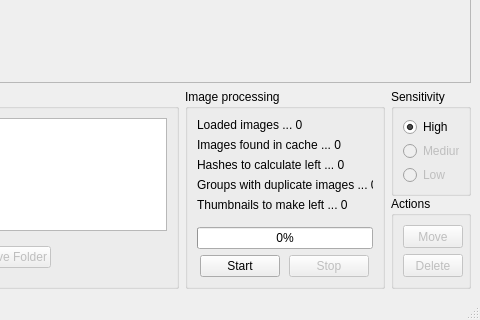
The window that doppelganger/gui.ui (max-dw-i/myfyrio) describes before a commit, drawn with Qt 5; both pictures show x 160 to 640 and y 160 to 480 of the 640 by 480 pixel window.
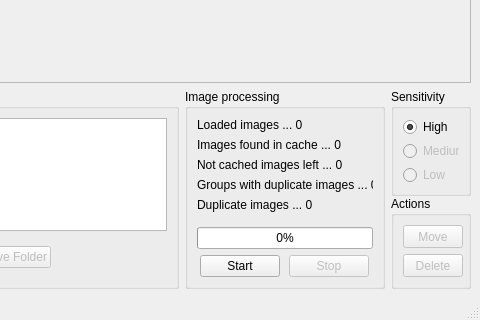
The same window after the commit.

Commit message: Change a few labels' text

What changed in the file:
```diff
--- a/doppelganger/gui.ui
+++ b/doppelganger/gui.ui
@@ -284,7 +284,7 @@
              <item>
               <widget class="QLabel" name="remainingPicLabel">
                <property name="text">
-                <string>Hashes to calculate left ... 0</string>
+                <string>Not cached images left ... 0</string>
                </property>
               </widget>
              </item>
@@ -310,7 +310,7 @@
              <item>
               <widget class="QLabel" name="thumbnailsLabel">
                <property name="text">
-                <string>Thumbnails to make left ... 0</string>
+                <string>Duplicate images ... 0</string>
                </property>
               </widget>
              </item>
```
Left out of the diff: 3 changed lines with no effect on the pictures.
